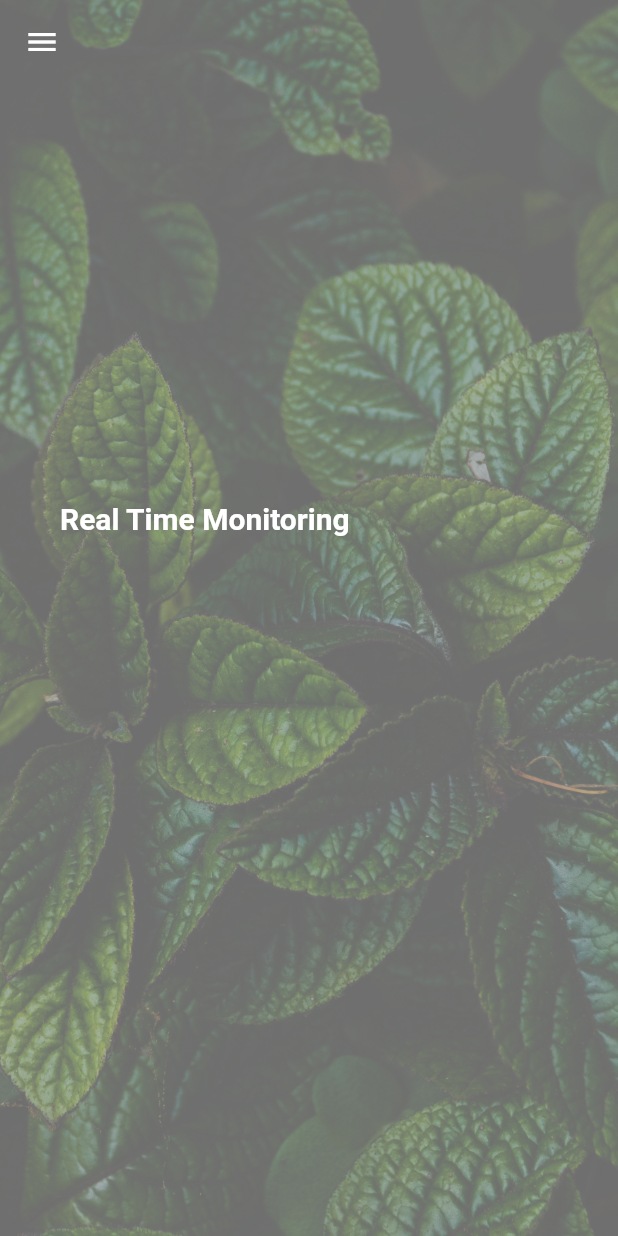
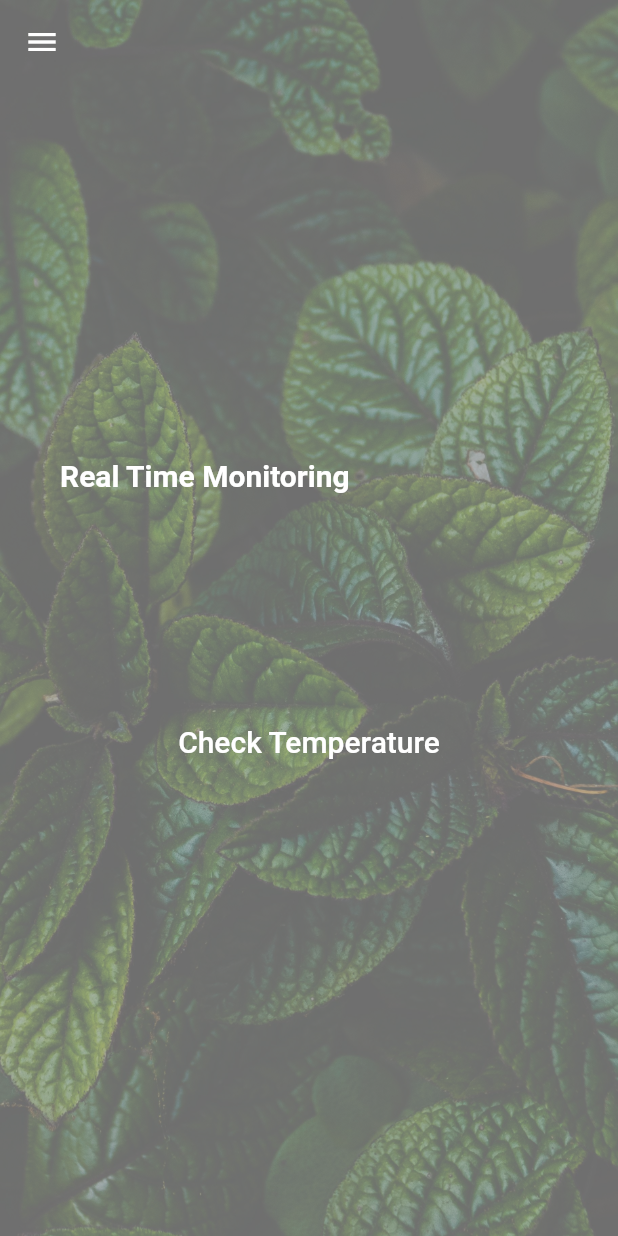
Before and after one commit to Gadi0905/ngtszhim_vt6001cem_project, a Flutter app: the IndexScreen screen opened by its route, on a phone screen of 412 x 824 dp. Run offline on Flutter 3.47's test engine with Material 2 defaults, Android fonts, the phone set to English and light mode, and no system bars; drawn by our look-alikes of firebase_database; our stand-ins replace cloud_firestore, firebase_auth, firebase_core, flutter_datetime_picker, syncfusion_flutter_charts, top_snackbar_flutter; accounts and stored records are empty.

Commit message:
Added temperature detector function

```diff
--- a/lib/src/screens/logged_in_screens/home_screen/home_screen.dart
+++ b/lib/src/screens/logged_in_screens/home_screen/home_screen.dart
@@ -2,6 +2,7 @@ import 'package:firebase_database/firebase_database.dart';
 import 'package:firebase_database/ui/firebase_animated_list.dart';
 import 'package:flutter/material.dart';
 import 'package:ngtszhim_vt6001cem_project/src/helpers/routes_helper/routes_helper.dart';
+import 'package:ngtszhim_vt6001cem_project/src/helpers/widgets_helper/top_snack_bar_widget/top_snack_bar_widget.dart';
 import 'package:ngtszhim_vt6001cem_project/src/screens/logged_in_screens/home_screen/humidity_screen/humidity_screen.dart';
 import 'package:ngtszhim_vt6001cem_project/src/screens/logged_in_screens/home_screen/temperature_screen/temperature_screen.dart';
 
@@ -33,6 +34,8 @@ class _HomeScreenState extends State<HomeScreen> {
           _buildTemperature(ref),
           const SizedBox(height: 10),
           _buildHumidity(ref),
+          const SizedBox(height: 10),
+          _buildCheckTempBtn(context),
           const Spacer(),
         ],
       ),
@@ -107,6 +110,29 @@ class _HomeScreenState extends State<HomeScreen> {
     );
   }
 
+  Widget _buildCheckTempBtn(BuildContext context) {
+    return TextButton(
+      onPressed: () {
+        if (int.parse(temperature) >= 30) {
+          TopSnackBar.showError(
+            context: context,
+            errorMessage:
+                'Warning: The temperature is too high for plants to grow.',
+          );
+        } else {
+          TopSnackBar.showInfo(
+            context: context,
+            message: 'This temperature is suitable for plant growth.',
+          );
+        }
+      },
+      child: const Text(
+        'Check Temperature',
+        style: TextStyle(color: Colors.white, fontSize: 20),
+      ),
+    );
+  }
+
   Widget _buildCard({
     String? title,
     IconData? icon,
```
